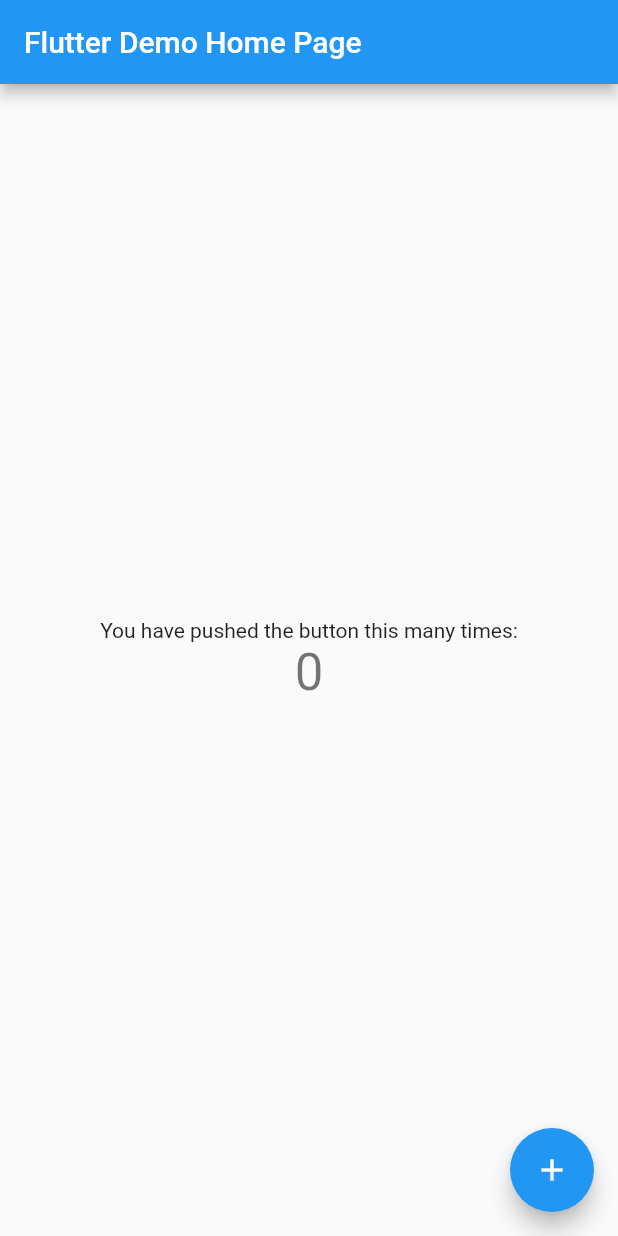
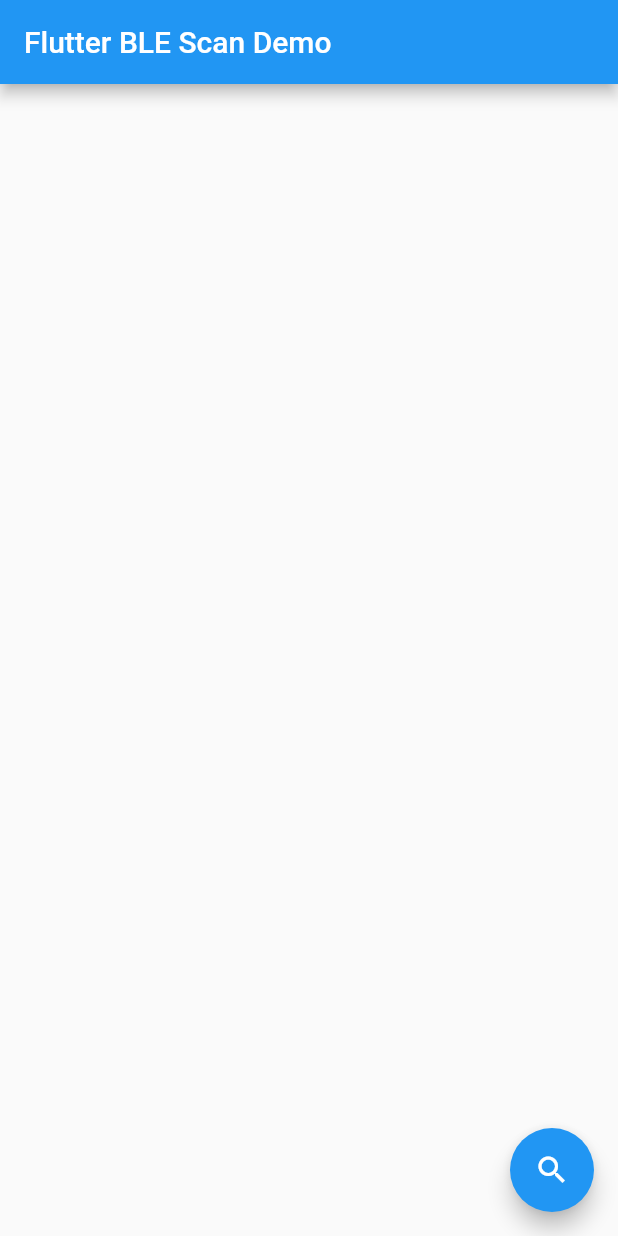
Before and after one commit to Campus-TD/AppCarrito-Flutter, a Flutter app: the screen it shows after launch, on a phone screen of 412 x 824 dp. Run offline on Flutter 3.47's test engine with Material 2 defaults, Android fonts, the phone set to English and light mode, and no system bars; our stand-ins replace flutter_blue_plus.

Commit message:
Version 1.0

```diff
--- a/bluearduinoflutter/lib/main.dart
+++ b/bluearduinoflutter/lib/main.dart
@@ -1,115 +1,158 @@
 import 'package:flutter/material.dart';
+// ignore: depend_on_referenced_packages
+import 'package:flutter_blue_plus/flutter_blue_plus.dart';
 
 void main() {
-  runApp(const MyApp());
+  runApp(MyApp());
 }
 
 class MyApp extends StatelessWidget {
-  const MyApp({super.key});
+  const MyApp({Key? key}) : super(key: key);
 
-  // This widget is the root of your application.
+  final title = 'Flutter BLE Scan Demo';
   @override
   Widget build(BuildContext context) {
     return MaterialApp(
-      title: 'Flutter Demo',
-      theme: ThemeData(
-        // This is the theme of your application.
-        //
-        // Try running your application with "flutter run". You'll see the
-        // application has a blue toolbar. Then, without quitting the app, try
-        // changing the primarySwatch below to Colors.green and then invoke
-        // "hot reload" (press "r" in the console where you ran "flutter run",
-        // or simply save your changes to "hot reload" in a Flutter IDE).
-        // Notice that the counter didn't reset back to zero; the application
-        // is not restarted.
-        primarySwatch: Colors.blue,
-      ),
-      home: const MyHomePage(title: 'Flutter Demo Home Page'),
+      title: title,
+      home: MyHomePage(title: title),
     );
   }
 }
 
 class MyHomePage extends StatefulWidget {
-  const MyHomePage({super.key, required this.title});
-
-  // This widget is the home page of your application. It is stateful, meaning
-  // that it has a State object (defined below) that contains fields that affect
-  // how it looks.
-
-  // This class is the configuration for the state. It holds the values (in this
-  // case the title) provided by the parent (in this case the App widget) and
-  // used by the build method of the State. Fields in a Widget subclass are
-  // always marked "final".
-
+  const MyHomePage({Key? key, required this.title}) : super(key: key);
   final String title;
 
   @override
-  State<MyHomePage> createState() => _MyHomePageState();
+  _MyHomePageState createState() => _MyHomePageState();
 }
 
 class _MyHomePageState extends State<MyHomePage> {
-  int _counter = 0;
+  FlutterBluePlus flutterBlue = FlutterBluePlus.instance;
+  List<ScanResult> scanResultList = [];
+  var scan_mode = 0;
+  bool isScanning = false;
 
-  void _incrementCounter() {
-    setState(() {
-      // This call to setState tells the Flutter framework that something has
-      // changed in this State, which causes it to rerun the build method below
-      // so that the display can reflect the updated values. If we changed
-      // _counter without calling setState(), then the build method would not be
-      // called again, and so nothing would appear to happen.
-      _counter++;
-    });
+  @override
+  void initState() {
+    super.initState();
   }
 
+  /* 시작, 정지 */
+  void toggleState() {
+    isScanning = !isScanning;
+
+    if (isScanning) {
+      flutterBlue.startScan(
+          scanMode: ScanMode(scan_mode), allowDuplicates: true);
+      scan();
+    } else {
+      flutterBlue.stopScan();
+    }
+    setState(() {});
+  }
+
+  /*
+  Scan Mode
+  Ts = scan interval
+  Ds = duration of every scan window
+             | Ts [s] | Ds [s]
+  LowPower   | 5.120  | 1.024
+  BALANCED   | 4.096  | 1.024
+  LowLatency | 4.096  | 4.096
+  LowPower = ScanMode(0);
+  BALANCED = ScanMode(1);
+  LowLatency = ScanMode(2);
+  opportunistic = ScanMode(-1);
+   */
+
+  /* Scan */
+  void scan() async {
+    if (isScanning) {
+      // Listen to scan results
+
+      flutterBlue.scanResults.listen((results) {
+        // do something with scan results
+
+        scanResultList = results;
+        // update state
+        setState(() {});
+      });
+    }
+  }
+
+  /* device RSSI */
+  Widget deviceSignal(ScanResult r) {
+    return Text(r.rssi.toString());
+  }
+
+  /* device MAC address  */
+  Widget deviceMacAddress(ScanResult r) {
+    return Text(r.device.id.id);
+  }
+
+  /* device name  */
+  Widget deviceName(ScanResult r) {
+    String name;
+
+    if (r.device.name.isNotEmpty) {
+      name = r.device.name;
+    } else if (r.advertisementData.localName.isNotEmpty) {
+      name = r.advertisementData.localName;
+    } else {
+      name = 'N/A';
+    }
+    return Text(name);
+  }
+
+  /* BLE icon widget */
+  Widget leading(ScanResult r) {
+    return CircleAvatar(
+      backgroundColor: Colors.cyan,
+      child: Icon(
+        Icons.bluetooth,
+        color: Colors.white,
+      ),
+    );
+  }
+
+  void onTap(ScanResult r) {
+    print('${r.device.name}');
+  }
+
+  /* ble item widget */
+  Widget listItem(ScanResult r) {
+    return ListTile(
+      onTap: () => onTap(r),
+      leading: leading(r),
+      title: deviceName(r),
+      subtitle: deviceMacAddress(r),
+      trailing: deviceSignal(r),
+    );
+  }
+
+  /* UI */
   @override
   Widget build(BuildContext context) {
-    // This method is rerun every time setState is called, for instance as done
-    // by the _incrementCounter method above.
-    //
-    // The Flutter framework has been optimized to make rerunning build methods
-    // fast, so that you can just rebuild anything that needs updating rather
-    // than having to individually change instances of widgets.
     return Scaffold(
       appBar: AppBar(
-        // Here we take the value from the MyHomePage object that was created by
-        // the App.build method, and use it to set our appbar title.
         title: Text(widget.title),
       ),
       body: Center(
-        // Center is a layout widget. It takes a single child and positions it
-        // in the middle of the parent.
-        child: Column(
-          // Column is also a layout widget. It takes a list of children and
-          // arranges them vertically. By default, it sizes itself to fit its
-          // children horizontally, and tries to be as tall as its parent.
-          //
-          // Invoke "debug painting" (press "p" in the console, choose the
-          // "Toggle Debug Paint" action from the Flutter Inspector in Android
-          // Studio, or the "Toggle Debug Paint" command in Visual Studio Code)
-          // to see the wireframe for each widget.
-          //
-          // Column has various properties to control how it sizes itself and
-          // how it positions its children. Here we use mainAxisAlignment to
-          // center the children vertically; the main axis here is the vertical
-          // axis because Columns are vertical (the cross axis would be
-          // horizontal).
-          mainAxisAlignment: MainAxisAlignment.center,
-          children: <Widget>[
-            const Text(
-              'You have pushed the button this many times:',
-            ),
-            Text(
-              '$_counter',
-              style: Theme.of(context).textTheme.headline4,
-            ),
-          ],
+        child: ListView.separated(
+          itemCount: scanResultList.length,
+          itemBuilder: (context, index) {
+            return listItem(scanResultList[index]);
+          },
+          separatorBuilder: (BuildContext context, int index) {
+            return const Divider();
+          },
         ),
       ),
       floatingActionButton: FloatingActionButton(
-        onPressed: _incrementCounter,
-        tooltip: 'Increment',
-        child: const Icon(Icons.add),
-      ), // This trailing comma makes auto-formatting nicer for build methods.
+        onPressed: toggleState,
+        child: Icon(isScanning ? Icons.stop : Icons.search),
+      ),
     );
   }
 }
--- a/bluearduinoflutter/pubspec.yaml
+++ b/bluearduinoflutter/pubspec.yaml
@@ -36,6 +36,10 @@
   # The following adds the Cupertino Icons font to your application.
   # Use with the CupertinoIcons class for iOS style icons.
   cupertino_icons: ^1.0.2
+  #flutter_bluetooth_basic: ^0.1.7
+  pedantic: ^1.11.1
+  flutter_scan_bluetooth: ^2.1.2
+  flutter_blue_plus: ^1.1.3
 
 dev_dependencies:
   flutter_test:
```
Also changed, not shown: bluearduinoflutter/pubspec.lock.
